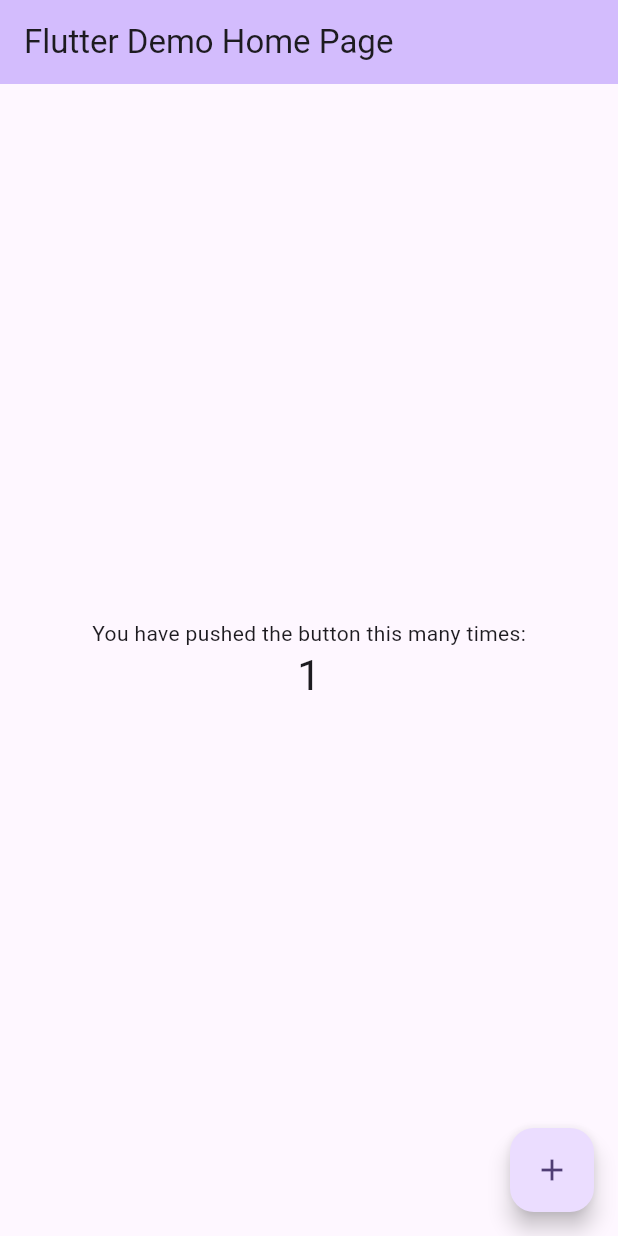
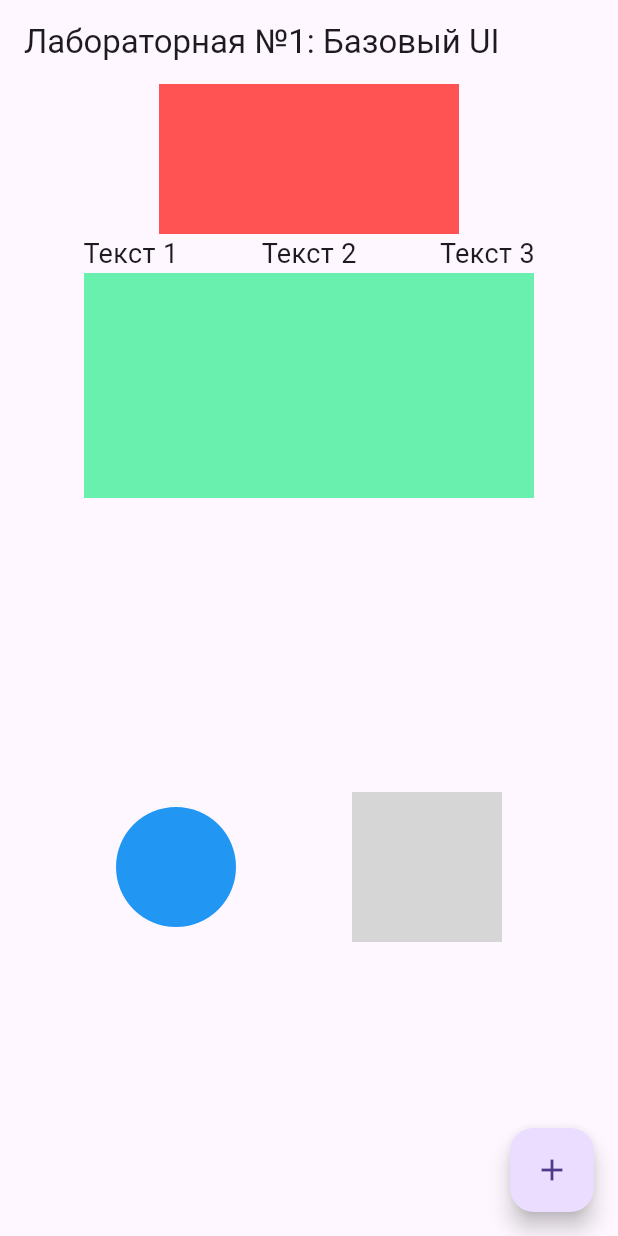
Before and after one commit to ferzevoyforfun/mobile_dev_train_flutter, a Flutter app: the screen it shows after launch, after a tap on the "add" icon, on a phone screen of 412 x 824 dp. Run offline on Flutter 3.47's test engine with Material 3 defaults, Android fonts, the phone set to English and light mode, and no system bars; network calls fail; grey boxes are pictures that could not be loaded.

Commit message:
modified:   lab1/lib/main.dart 	modified:   lab1/lib/main.dart

```diff
--- a/lab1/lib/main.dart
+++ b/lab1/lib/main.dart
@@ -7,116 +7,80 @@ void main() {
 class MyApp extends StatelessWidget {
   const MyApp({super.key});
 
-  // This widget is the root of your application.
   @override
   Widget build(BuildContext context) {
     return MaterialApp(
-      title: 'Flutter Demo',
+      title: 'Лабораторная работа №1',
       theme: ThemeData(
-        // This is the theme of your application.
-        //
-        // TRY THIS: Try running your application with "flutter run". You'll see
-        // the application has a purple toolbar. Then, without quitting the app,
-        // try changing the seedColor in the colorScheme below to Colors.green
-        // and then invoke "hot reload" (save your changes or press the "hot
-        // reload" button in a Flutter-supported IDE, or press "r" if you used
-        // the command line to start the app).
-        //
-        // Notice that the counter didn't reset back to zero; the application
-        // state is not lost during the reload. To reset the state, use hot
-        // restart instead.
-        //
-        // This works for code too, not just values: Most code changes can be
-        // tested with just a hot reload.
-        colorScheme: ColorScheme.fromSeed(seedColor: Colors.deepPurple),
+        primarySwatch: Colors.blue,
       ),
-      home: const MyHomePage(title: 'Flutter Demo Home Page'),
+      home: const MyHomePage(),
     );
   }
 }
 
-class MyHomePage extends StatefulWidget {
-  const MyHomePage({super.key, required this.title});
-
-  // This widget is the home page of your application. It is stateful, meaning
-  // that it has a State object (defined below) that contains fields that affect
-  // how it looks.
-
-  // This class is the configuration for the state. It holds the values (in this
-  // case the title) provided by the parent (in this case the App widget) and
-  // used by the build method of the State. Fields in a Widget subclass are
-  // always marked "final".
-
-  final String title;
-
-  @override
-  State<MyHomePage> createState() => _MyHomePageState();
-}
-
-class _MyHomePageState extends State<MyHomePage> {
-  int _counter = 0;
-
-  void _incrementCounter() {
-    setState(() {
-      // This call to setState tells the Flutter framework that something has
-      // changed in this State, which causes it to rerun the build method below
-      // so that the display can reflect the updated values. If we changed
-      // _counter without calling setState(), then the build method would not be
-      // called again, and so nothing would appear to happen.
-      _counter++;
-    });
-  }
+class MyHomePage extends StatelessWidget {
+  const MyHomePage({super.key});
 
   @override
   Widget build(BuildContext context) {
-    // This method is rerun every time setState is called, for instance as done
-    // by the _incrementCounter method above.
-    //
-    // The Flutter framework has been optimized to make rerunning build methods
-    // fast, so that you can just rebuild anything that needs updating rather
-    // than having to individually change instances of widgets.
     return Scaffold(
       appBar: AppBar(
-        // TRY THIS: Try changing the color here to a specific color (to
-        // Colors.amber, perhaps?) and trigger a hot reload to see the AppBar
-        // change color while the other colors stay the same.
-        backgroundColor: Theme.of(context).colorScheme.inversePrimary,
-        // Here we take the value from the MyHomePage object that was created by
-        // the App.build method, and use it to set our appbar title.
-        title: Text(widget.title),
+        title: const Text('Лабораторная №1: Базовый UI'),
       ),
-      body: Center(
-        // Center is a layout widget. It takes a single child and positions it
-        // in the middle of the parent.
-        child: Column(
-          // Column is also a layout widget. It takes a list of children and
-          // arranges them vertically. By default, it sizes itself to fit its
-          // children horizontally, and tries to be as tall as its parent.
-          //
-          // Column has various properties to control how it sizes itself and
-          // how it positions its children. Here we use mainAxisAlignment to
-          // center the children vertically; the main axis here is the vertical
-          // axis because Columns are vertical (the cross axis would be
-          // horizontal).
-          //
-          // TRY THIS: Invoke "debug painting" (choose the "Toggle Debug Paint"
-          // action in the IDE, or press "p" in the console), to see the
-          // wireframe for each widget.
-          mainAxisAlignment: MainAxisAlignment.center,
-          children: <Widget>[
-            const Text('You have pushed the button this many times:'),
-            Text(
-              '$_counter',
-              style: Theme.of(context).textTheme.headlineMedium,
+      body: Column(
+        mainAxisAlignment: MainAxisAlignment.start,
+        children: [
+          // Первый Container
+          Container(
+            width: 200,
+            height: 100,
+            color: Colors.redAccent,
+          ),
+
+          // Row с тремя текстами
+          Row(
+            mainAxisAlignment: MainAxisAlignment.spaceEvenly,
+            children: const [
+              Text('Текст 1', style: TextStyle(fontSize: 18)),
+              Text('Текст 2', style: TextStyle(fontSize: 18)),
+              Text('Текст 3', style: TextStyle(fontSize: 18)),
+            ],
+          ),
+
+          // Второй Container
+          Container(
+            width: 300,
+            height: 150,
+            color: Colors.greenAccent,
+          ),
+
+          // Expanded с Row и CircleAvatars
+          Expanded(
+            child: Row(
+              mainAxisAlignment: MainAxisAlignment.spaceEvenly,
+              children: [
+                CircleAvatar(
+                  radius: 40,
+                  backgroundColor: Colors.blue,
+                ),
+                CircleAvatar(
+                  radius: 50,
+                  backgroundImage: NetworkImage(
+                    'https://avatars.githubusercontent.com/u/44375456', // Пример изображения с GitHub
+                  ),
+                ),
+              ],
             ),
-          ],
-        ),
+          ),
+        ],
       ),
       floatingActionButton: FloatingActionButton(
-        onPressed: _incrementCounter,
-        tooltip: 'Increment',
+        onPressed: () {
+          print('Button pressed!');
+        },
         child: const Icon(Icons.add),
-      ), // This trailing comma makes auto-formatting nicer for build methods.
+      ),
     );
   }
 }
```
